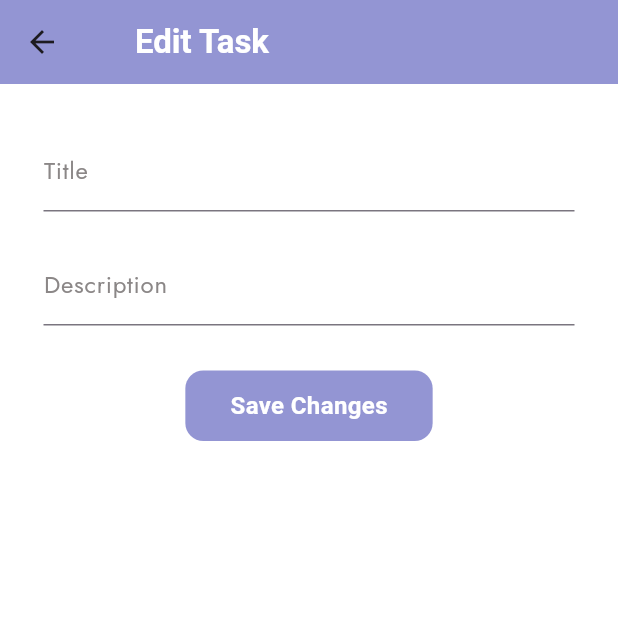
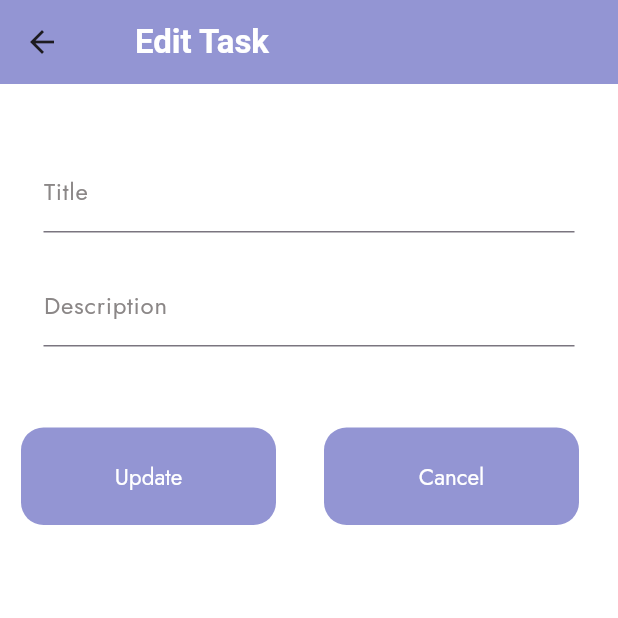
Before and after one commit to jasonwill0212/TODO-api, a Flutter app: the EditTaskScreen screen opened by its route, on a phone screen of 412 x 824 dp, the top half of it. Run offline on Flutter 3.47's test engine with Material 3 defaults, Android fonts, the phone set to English and light mode, and no system bars; our stand-ins replace flutter_svg; accounts and stored records are empty; network calls fail.

Commit message:
complete initial stage, known issues remain

```diff
--- a/lib/components/app_path.dart
+++ b/lib/components/app_path.dart
@@ -5,4 +5,5 @@ class AppPath {
   static const String icCompleted = 'assets/icons/ic_completed.svg';
   static const String icPlaylist = 'assets/icons/ic_playlist.svg';
   static const String icTick = 'assets/icons/ic_tick.svg';
+  static const String icPlus = 'assets/icons/ic_plus.svg';
 }
--- a/lib/components/app_text_style.dart
+++ b/lib/components/app_text_style.dart
@@ -6,28 +6,43 @@ class AppTextStyle {
     fontFamily: 'Jost',
     fontSize: 10,
     fontWeight: FontWeight.w400,
-    color: AppColor.back
+    color: AppColor.back,
   );
-    static const TextStyle tsRegularWarmGray16 = TextStyle(
+  static const TextStyle tsRegularWarmGray16 = TextStyle(
     fontFamily: 'Jost',
     fontSize: 16,
     fontWeight: FontWeight.w400,
-    color: AppColor.warmGray
+    color: AppColor.warmGray,
   );
 
-    static const TextStyle tsSemiBoldWhite24 = TextStyle(
+  static const TextStyle tsSemiBoldWhite24 = TextStyle(
     fontFamily: 'Jost',
     fontSize: 24,
     fontWeight: FontWeight.w600,
     color: AppColor.white,
-    letterSpacing: 0
+    letterSpacing: 0,
+  );
+  static const TextStyle tsRegularWhite15 = TextStyle(
+    fontFamily: 'Jost',
+    fontSize: 15,
+    fontWeight: FontWeight.w400,
+    color: AppColor.white,
+    letterSpacing: 0,
   );
 
-      static const TextStyle tsSemiBoldWhite13 = TextStyle(
+  static const TextStyle tsSemiBoldWhite13 = TextStyle(
     fontFamily: 'Jost',
     fontSize: 13,
     fontWeight: FontWeight.w600,
     color: AppColor.pastelPurple,
-    letterSpacing: 0
+    letterSpacing: 0,
+  );
+
+    static const TextStyle tsSemiBoldWhite20 = TextStyle(
+    fontFamily: 'Jost',
+    fontSize: 20,
+    fontWeight: FontWeight.w600,
+    color: AppColor.white,
+    letterSpacing: 0,
   );
 }
--- a/lib/routes/app_route.dart
+++ b/lib/routes/app_route.dart
@@ -1,13 +1,21 @@
 import 'package:flutter/widgets.dart';
+import 'package:todo_api/screens/add_task_screen.dart';
+import 'package:todo_api/screens/completed_task_screen.dart';
 import 'package:todo_api/screens/edit_task_screen.dart';
 import 'package:todo_api/screens/todo_page_screen.dart';
+
 
 class AppRoute {
   static const String todoPageScreen = '/todoPageScreen';
   static const String editTaskScreen = '/editTaskScreen';
+    static const String addTaskScreen = '/addTaskScreen';
+    static const String completedTaskScreen = '/compeleTaskScreen';
+
 
   Map<String, Widget Function(BuildContext)> routes = <String, WidgetBuilder>{
     AppRoute.todoPageScreen: (context) => const TodoPageScreen(),
-    AppRoute.editTaskScreen: (context) => const EditTaskScreen()
+    AppRoute.editTaskScreen: (context) => const EditTaskScreen(),
+    AppRoute.addTaskScreen: (context) => const AddTaskScreen(),
+    AppRoute.completedTaskScreen: (context) => const CompletedTaskScreen()
   };
 }
--- a/lib/screens/edit_task_screen.dart
+++ b/lib/screens/edit_task_screen.dart
@@ -1,6 +1,8 @@
 import 'package:flutter/material.dart';
 import 'package:todo_api/components/app_color.dart';
+import 'package:todo_api/components/app_text.dart';
 import 'package:todo_api/components/app_text_style.dart';
+import 'package:todo_api/routes/app_route.dart';
 
 class EditTaskScreen extends StatefulWidget {
   const EditTaskScreen({super.key});
@@ -59,8 +61,10 @@ class _EditTaskScreenState extends State<EditTaskScreen> {
           ),
         ),
       ),
-      body: Padding(
-        padding: const EdgeInsets.all(29),
+      body: Column(
+        children: [
+          Padding(
+            padding: const EdgeInsets.fromLTRB(29, 43, 29, 43),
             child: Column(
               crossAxisAlignment: CrossAxisAlignment.start,
               children: [
@@ -79,35 +83,58 @@ class _EditTaskScreenState extends State<EditTaskScreen> {
                     labelStyle: AppTextStyle.tsRegularWarmGray16,
                   ),
                 ),
-            const SizedBox(height: 30),
-            Center(
-              child: InkWell(
+                const SizedBox(height: 11),
+              ],
+            ),
+          ),
+          Row(
+            children: [
+              SizedBox(width: 14),
+              InkWell(
                 onTap: () {
                   Navigator.pop(context, {
                     'title': titleController.text,
                     'description': descController.text,
                   });
                 },
-                borderRadius: BorderRadius.circular(12),
+                borderRadius: BorderRadius.circular(15),
                 child: Container(
-                  padding: const EdgeInsets.symmetric(horizontal: 30, vertical: 12),
+                  alignment: Alignment.center,
+                  width: 170,
+                  height: 65,
                   decoration: BoxDecoration(
                     color: AppColor.pastelPurple,
-                    borderRadius: BorderRadius.circular(12),
+                    borderRadius: BorderRadius.circular(15),
                   ),
-                  child: const Text(
-                    'Save Changes',
-                    style: TextStyle(
-                      color: Colors.white,
-                      fontWeight: FontWeight.bold,
-                      fontSize: 16,
+                  child: AppText(
+                    text: 'Update',
+                    style: AppTextStyle.tsRegularWhite15,
                   ),
                 ),
+              ),
+              SizedBox(width: 32),
+              InkWell(
+                onTap: () {
+                  Navigator.pop(context, AppRoute.todoPageScreen);
+                },
+                child: Container(
+                  alignment: Alignment.center,
+
+                  width: 170,
+                  height: 65,
+                  decoration: BoxDecoration(
+                    color: AppColor.pastelPurple,
+                    borderRadius: BorderRadius.circular(15),
+                  ),
+                  child: AppText(
+                    text: 'Cancel',
+                    style: AppTextStyle.tsRegularWhite15,
                   ),
                 ),
               ),
             ],
           ),
+        ],
       ),
     );
   }
```
Also changed, not shown: lib/screens/add_task_screen.dart (added, +96 -0 lines), lib/screens/completed_task_screen.dart (added, +118 -0 lines), lib/screens/todo_page_screen.dart (+123 -6 lines), assets/icons/ic_plus.svg (added). Lines whose indentation alone changed are shown as unchanged.
